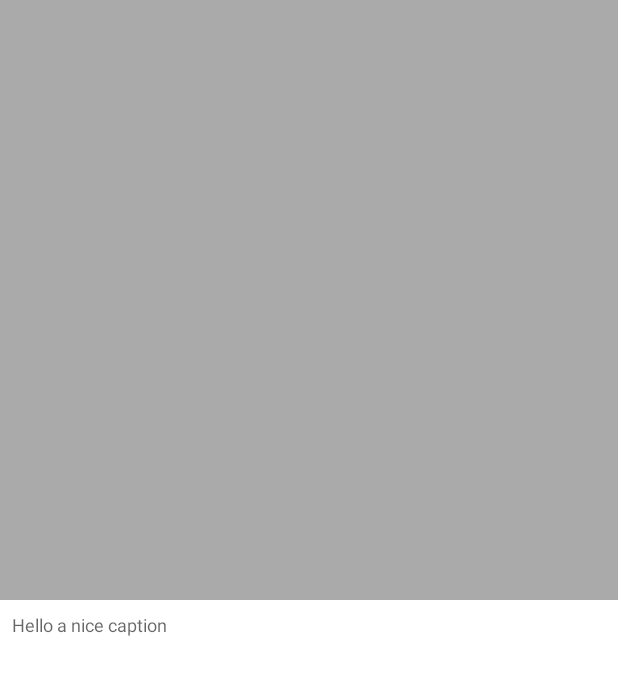
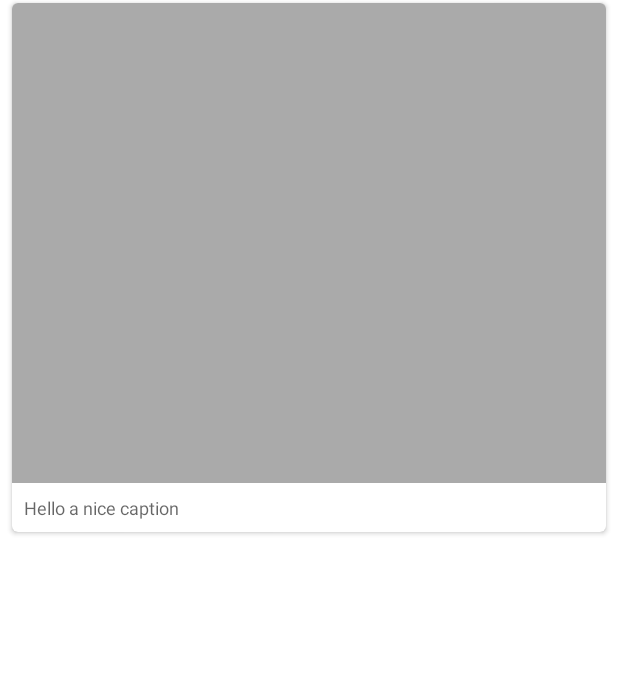
Before and after one commit to oyeraghib/Imguram, an Android app: the layout list_item_feed.xml on its own in the app's theme, with its tools: preview values and no code run, on a phone screen of 412 x 824 dp. Shown: the top 675 px of the screen. Run offline under Robolectric (Android 15) with nearby library versions, the phone set to English and light mode, and no system bars.

```diff
--- a/app/src/main/java/com/example/instagramclone/ui/feed/FeedFragment.kt
+++ b/app/src/main/java/com/example/instagramclone/ui/feed/FeedFragment.kt
@@ -9,6 +9,7 @@ import android.widget.TextView
 import android.widget.Toast
 import androidx.fragment.app.Fragment
 import androidx.fragment.app.activityViewModels
+import androidx.fragment.app.viewModels
 import androidx.lifecycle.ViewModelProvider
 import androidx.navigation.fragment.navArgs
 import androidx.recyclerview.widget.LinearLayoutManager
@@ -17,7 +18,7 @@ import com.example.instagramclone.databinding.FragmentFeedBinding
 
 class FeedFragment: Fragment() {
 
-    private val feedViewModel: FeedViewModel by activityViewModels()
+    private val feedViewModel: FeedViewModel by viewModels()
     private lateinit var _binding: FragmentFeedBinding
 
     private var feedAdapter = FeedRecyclerAdapter()
@@ -40,7 +41,7 @@ class FeedFragment: Fragment() {
         _binding.rvFeed.layoutManager = LinearLayoutManager(requireContext())
         _binding.rvFeed.adapter = feedAdapter
 
-        feedViewModel.feed.observe({lifecycle}) {
+        feedViewModel.feed.observe(viewLifecycleOwner) {
 
             feedAdapter.submitList(it)
         }
--- a/app/src/main/java/com/example/instagramclone/ui/feed/FeedRecyclerAdapter.kt
+++ b/app/src/main/java/com/example/instagramclone/ui/feed/FeedRecyclerAdapter.kt
@@ -8,6 +8,7 @@ import androidx.recyclerview.widget.DiffUtil
 import androidx.recyclerview.widget.ListAdapter
 import androidx.recyclerview.widget.RecyclerView
 import coil.load
+import com.example.instagramclone.R
 import com.example.instagramclone.databinding.ListItemFeedBinding
 import com.example.libinstaclone.modules.Image
 
@@ -44,6 +45,9 @@ class FeedRecyclerAdapter() :
 
         val image = getItem(position)
         holder.binding.tvCaption.text = image.title.toString()
-        holder.binding.ivImage.load("https://i.imgur.com/${image.cover}.jpg")
+        holder.binding.ivImage.load("https://i.imgur.com/${image.cover}.jpg") {
+            placeholder(R.drawable.ic_placeholder)
+            error(R.drawable.ic_placeholder)
+        }
     }
 }
--- a/app/src/main/res/layout/list_item_feed.xml
+++ b/app/src/main/res/layout/list_item_feed.xml
@@ -1,16 +1,25 @@
 <?xml version="1.0" encoding="utf-8"?>
-<LinearLayout xmlns:android="http://schemas.android.com/apk/res/android"
+<androidx.cardview.widget.CardView xmlns:android="http://schemas.android.com/apk/res/android"
     xmlns:tools="http://schemas.android.com/tools"
     android:layout_width="match_parent"
-    android:layout_height="match_parent"
-    android:orientation="vertical">
+    android:layout_height="wrap_content"
+    xmlns:app="http://schemas.android.com/apk/res-auto"
+    app:cardCornerRadius="4dp"
+    android:elevation="2dp"
+    android:layout_marginHorizontal="8dp"
+    android:layout_marginVertical="2dp">
+
+    <LinearLayout
+        android:orientation="vertical"
+        android:layout_width="match_parent"
+        android:layout_height="wrap_content">
 
         <ImageView
             android:id="@+id/ivImage"
             android:layout_width="match_parent"
-        android:layout_height="wrap_content"
+            android:layout_height="320dp"
             tools:background="@android:color/darker_gray"
-        tools:layout_height="400dp" />
+            />
 
 
         <TextView
@@ -20,4 +29,9 @@
             android:layout_height="wrap_content"
             tools:text="Hello a nice caption"
             android:padding="8dp"/>
+
+
     </LinearLayout>
+
+
+</androidx.cardview.widget.CardView>
--- a/app/src/main/res/values-night/themes.xml
+++ b/app/src/main/res/values-night/themes.xml
@@ -1,6 +1,6 @@
 <resources xmlns:tools="http://schemas.android.com/tools">
     <!-- Base application theme. -->
-    <style name="Theme.InstagramClone" parent="Theme.MaterialComponents.DayNight.DarkActionBar">
+    <style name="Theme.InstagramClone" parent="Theme.MaterialComponents.DayNight.NoActionBar">
         <!-- Primary brand color. -->
         <item name="colorPrimary">@color/purple_200</item>
         <item name="colorPrimaryVariant">@color/purple_700</item>
--- a/app/src/main/res/values/themes.xml
+++ b/app/src/main/res/values/themes.xml
@@ -1,6 +1,6 @@
 <resources xmlns:tools="http://schemas.android.com/tools">
     <!-- Base application theme. -->
-    <style name="Theme.InstagramClone" parent="Theme.MaterialComponents.DayNight.DarkActionBar">
+    <style name="Theme.InstagramClone" parent="Theme.MaterialComponents.DayNight.NoActionBar">
         <!-- Primary brand color. -->
         <item name="colorPrimary">@color/purple_500</item>
         <item name="colorPrimaryVariant">@color/purple_700</item>
```
Also changed, not shown: app/src/main/java/com/example/instagramclone/MainActivity.kt (+38 -11 lines), app/src/main/res/layout/activity_main.xml (+16 -10 lines). Lines whose indentation alone changed are shown as unchanged.
